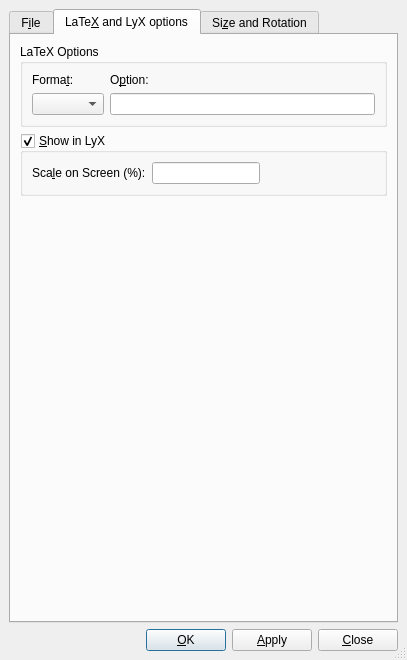
Qt form src/frontends/qt4/ui/ExternalUi.ui (rpavlik/lyx-lucid-backport) before a commit.
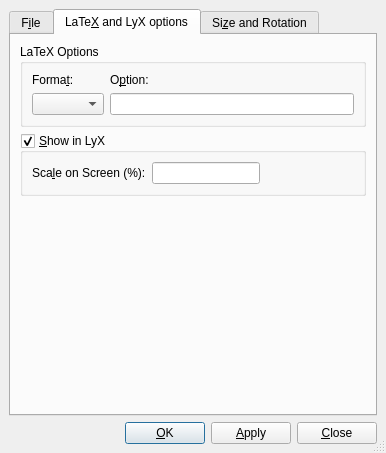
The same form after that commit. The open tabs and pages were chosen to show the change. Custom widgets are drawn as their Qt base class.

The edit to the form file:
```diff
--- a/src/frontends/qt4/ui/ExternalUi.ui
+++ b/src/frontends/qt4/ui/ExternalUi.ui
@@ -5,8 +5,8 @@
    <rect>
     <x>0</x>
     <y>0</y>
-    <width>407</width>
-    <height>660</height>
+    <width>386</width>
+    <height>453</height>
    </rect>
   </property>
   <property name="windowTitle" >
@@ -22,65 +22,6 @@
    <property name="spacing" >
     <number>6</number>
    </property>
-   <item row="1" column="0" >
-    <layout class="QHBoxLayout" >
-     <property name="spacing" >
-      <number>6</number>
-     </property>
-     <property name="margin" >
-      <number>0</number>
-     </property>
-     <item>
-      <spacer>
-       <property name="orientation" >
-        <enum>Qt::Horizontal</enum>
-       </property>
-       <property name="sizeType" >
-        <enum>QSizePolicy::Expanding</enum>
-       </property>
-       <property name="sizeHint" stdset="0" >
-        <size>
-         <width>20</width>
-         <height>20</height>
-        </size>
-       </property>
-      </spacer>
-     </item>
-     <item>
-      <widget class="QPushButton" name="okPB" >
-       <property name="text" >
-        <string>&amp;OK</string>
-       </property>
-       <property name="default" >
-        <bool>true</bool>
-       </property>
-      </widget>
-     </item>
-     <item>
-      <widget class="QPushButton" name="applyPB" >
-       <property name="text" >
-        <string>&amp;Apply</string>
-       </property>
-       <property name="default" >
-        <bool>false</bool>
-       </property>
-      </widget>
-     </item>
-     <item>
-      <widget class="QPushButton" name="closePB" >
-       <property name="text" >
-        <string>&amp;Close</string>
-       </property>
-       <property name="autoDefault" >
-        <bool>false</bool>
-       </property>
-       <property name="default" >
-        <bool>false</bool>
-       </property>
-      </widget>
-     </item>
-    </layout>
-   </item>
    <item row="0" column="0" >
     <widget class="QTabWidget" name="tab" >
      <property name="toolTip" >
@@ -192,7 +133,13 @@
       <attribute name="title" >
        <string>LaTe&amp;X and LyX options</string>
       </attribute>
-      <layout class="QVBoxLayout" name="verticalLayout" >
+      <layout class="QVBoxLayout" >
+       <property name="margin" >
+        <number>9</number>
+       </property>
+       <property name="spacing" >
+        <number>6</number>
+       </property>
        <item>
         <widget class="QGroupBox" name="optionsGB" >
          <property name="title" >
@@ -260,6 +207,12 @@
           <bool>true</bool>
          </property>
          <layout class="QGridLayout" >
+          <property name="margin" >
+           <number>9</number>
+          </property>
+          <property name="spacing" >
+           <number>6</number>
+          </property>
           <item row="0" column="0" >
            <widget class="QLabel" name="scaleLA" >
             <property name="toolTip" >
@@ -292,11 +245,11 @@
            </widget>
           </item>
           <item row="0" column="2" >
-           <spacer name="horizontalSpacer" >
+           <spacer>
             <property name="orientation" >
              <enum>Qt::Horizontal</enum>
             </property>
-            <property name="sizeHint" stdset="0" >
+            <property name="sizeHint" >
              <size>
               <width>40</width>
               <height>20</height>
@@ -616,6 +569,65 @@
      </widget>
     </widget>
    </item>
+   <item row="1" column="0" >
+    <layout class="QHBoxLayout" >
+     <property name="margin" >
+      <number>0</number>
+     </property>
+     <property name="spacing" >
+      <number>6</number>
+     </property>
+     <item>
+      <spacer>
+       <property name="orientation" >
+        <enum>Qt::Horizontal</enum>
+       </property>
+       <property name="sizeType" >
+        <enum>QSizePolicy::Expanding</enum>
+       </property>
+       <property name="sizeHint" >
+        <size>
+         <width>20</width>
+         <height>20</height>
+        </size>
+       </property>
+      </spacer>
+     </item>
+     <item>
+      <widget class="QPushButton" name="okPB" >
+       <property name="text" >
+        <string>&amp;OK</string>
+       </property>
+       <property name="default" >
+        <bool>true</bool>
+       </property>
+      </widget>
+     </item>
+     <item>
+      <widget class="QPushButton" name="applyPB" >
+       <property name="text" >
+        <string>&amp;Apply</string>
+       </property>
+       <property name="default" >
+        <bool>false</bool>
+       </property>
+      </widget>
+     </item>
+     <item>
+      <widget class="QPushButton" name="closePB" >
+       <property name="text" >
+        <string>&amp;Close</string>
+       </property>
+       <property name="autoDefault" >
+        <bool>false</bool>
+       </property>
+       <property name="default" >
+        <bool>false</bool>
+       </property>
+      </widget>
+     </item>
+    </layout>
+   </item>
   </layout>
  </widget>
  <customwidgets>
```
Left out of the diff: 47 changed lines with no effect on the pictures.
